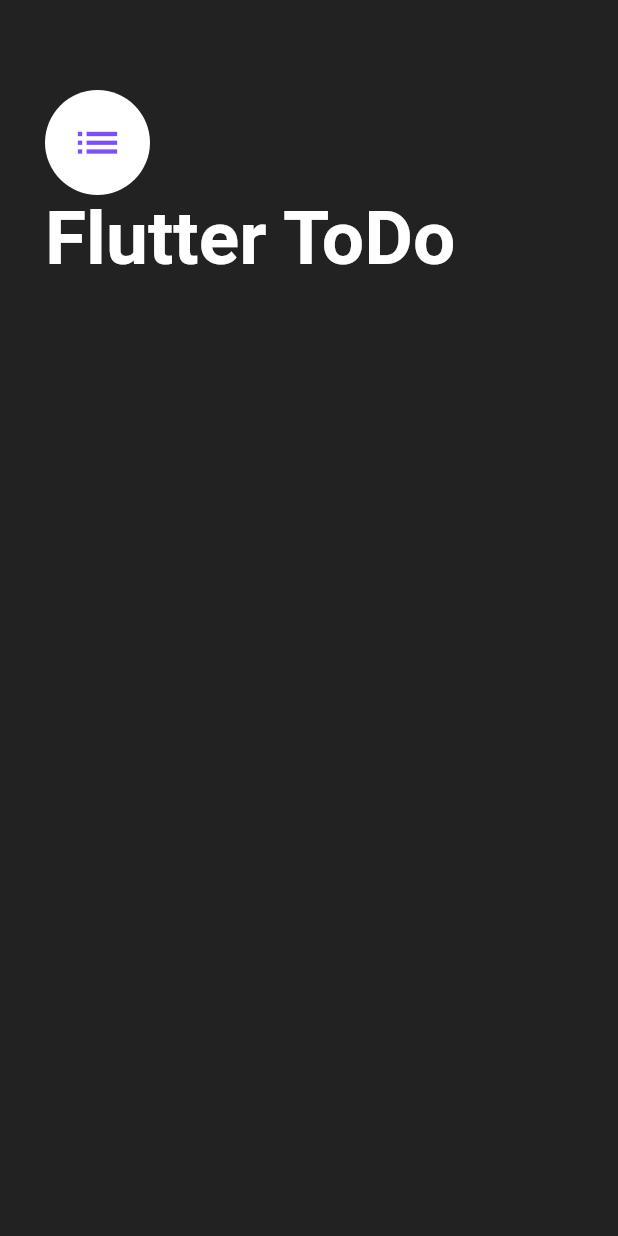
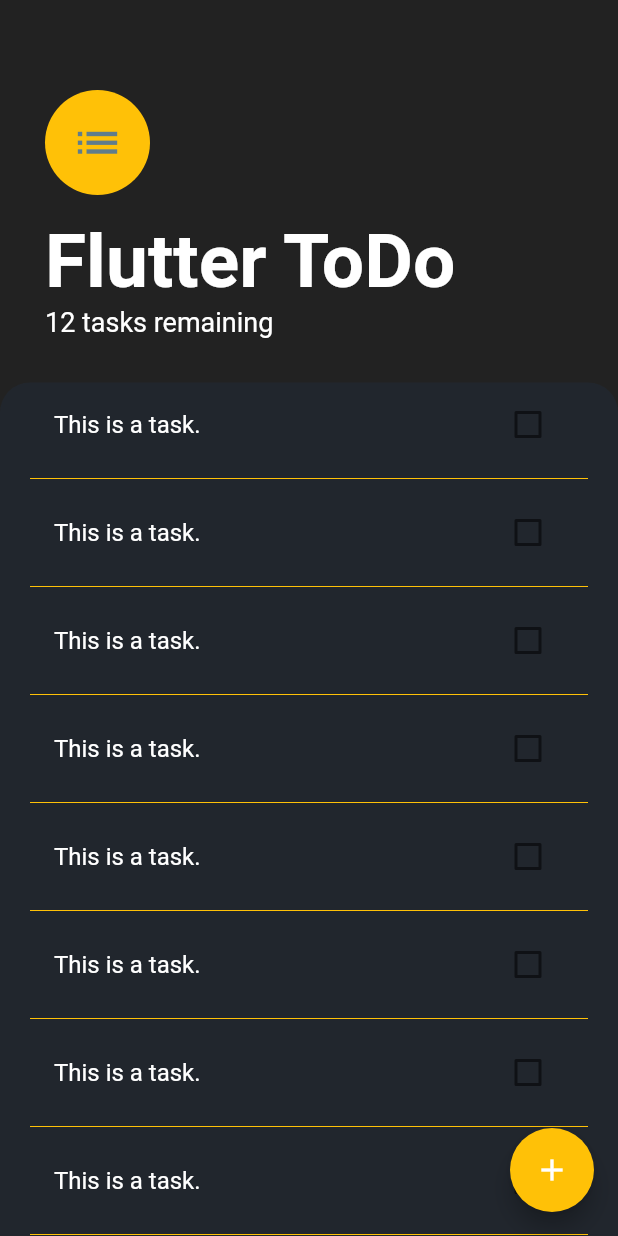
Before and after one commit to tlaw22/flutter_todo_listmaker, a Flutter app: the screen it shows after launch, on a phone screen of 412 x 824 dp. Run offline on Flutter 3.47's test engine with Material 2 defaults, Android fonts, the phone set to English and light mode, and no system bars; missing offline and left inert: dart:js_interop.

Commit message:
added bottompanel

```diff
--- a/lib/screens/task_screen.dart
+++ b/lib/screens/task_screen.dart
@@ -1,31 +1,83 @@
 import 'package:flutter/material.dart';
+import 'package:flutter_todo_listmaker/widgets/talk_list.dart';
+import 'package:flutter_todo_listmaker/screens/add_task_screen.dart';
 
 class TasksScreen extends StatelessWidget {
   const TasksScreen({super.key});
 
+  //top of class
   @override
   Widget build(BuildContext context) {
+    const bgColour = Color(0xFF21262D);
+    const highlightColour = Color(0xFFEB1555);
     return Scaffold(
       backgroundColor: Colors.black87,
-      body: Container(
-        padding:
-            EdgeInsets.only(top: 60.0, left: 30.0, right: 30.0, bottom: 30.0),
-        child: const Column(crossAxisAlignment: CrossAxisAlignment.start,
+      floatingActionButton: FloatingActionButton(
+        backgroundColor: Colors.amber,
+        child: Icon(Icons.add),
+        onPressed: () {
+          showModalBottomSheet(
+              context: context,
+              isScrollControlled: true,
+              builder: (context) => SingleChildScrollView(
+                      child: Container(
+                    padding: EdgeInsets.only(
+                        bottom: MediaQuery.of(context).viewInsets.bottom),
+                    child: AddTaskScreen(),
+                  )));
+        },
+      ),
+      body: Column(
+          crossAxisAlignment: CrossAxisAlignment.start,
+          children: <Widget>[
+            Container(
+              padding: EdgeInsets.only(
+                  top: 60.0, left: 30.0, right: 30.0, bottom: 30.0),
+              child: const Column(
+                crossAxisAlignment: CrossAxisAlignment.start,
                 children: <Widget>[
                   CircleAvatar(
-                backgroundColor: Colors.white, radius: 35.0,
-                child: Icon(Icons.list, size: 35, color: Colors.deepPurpleAccent,),),
-            Text('Flutter ToDo', style: TextStyle(
+                    backgroundColor: Colors.amber,
+                    radius: 35.0,
+                    child: Icon(
+                      Icons.list,
+                      size: 35,
+                      color: Colors.blueGrey,
+                    ),
+                  ),
+                  SizedBox(
+                    height: 15.0,
+                  ),
+                  Text(
+                    'Flutter ToDo',
+                    style: TextStyle(
                         color: Colors.white,
                         fontSize: 50.0,
-              fontWeight: FontWeight.w700
-            ),),
-            SizedBox(height: 15.0,
-
-            )
+                        fontWeight: FontWeight.w700),
+                  ),
+                  Text(
+                    '12 tasks remaining',
+                    style: TextStyle(
+                      color: Colors.white,
+                      fontSize: 18,
+                    ),
+                  ),
                 ],
               ),
             ),
+            Expanded(
+              child: Container(
+                padding: EdgeInsets.symmetric(horizontal: 20.0),
+                decoration: const BoxDecoration(
+                  color: bgColour,
+                  borderRadius: BorderRadius.only(
+                      topLeft: Radius.circular(20),
+                      topRight: Radius.circular(20)),
+                ),
+                child: TaskList(),
+              ),
+            ),
+          ]),
     );
   }
 }
--- /dev/null
+++ b/lib/widgets/talk_list.dart
@@ -0,0 +1,32 @@
+import 'package:flutter/material.dart';
+import 'package:flutter_todo_listmaker/widgets/task_tile.dart';
+
+class TaskList extends StatelessWidget {
+  const TaskList({
+    super.key,
+  });
+
+  @override
+  Widget build(BuildContext context) {
+    return ListView(
+      children: <Widget>[
+        TaskTile(),
+        const Divider(color: Colors.amber),
+        TaskTile(),
+        const Divider(color: Colors.amber),
+        TaskTile(),
+        const Divider(color: Colors.amber),
+        TaskTile(),
+        const Divider(color: Colors.amber),
+        TaskTile(),
+        const Divider(color: Colors.amber),
+        TaskTile(),
+        const Divider(color: Colors.amber),
+        TaskTile(),
+        const Divider(color: Colors.amber),
+        TaskTile(),
+        const Divider(color: Colors.amber),
+      ],
+    );
+  }
+}
--- /dev/null
+++ b/lib/widgets/task_tile.dart
@@ -0,0 +1,15 @@
+import 'package:flutter/material.dart';
+
+class TaskTile extends StatelessWidget {
+  @override
+  Widget build(BuildContext context) {
+    return ListTile(
+      textColor: Colors.white,
+      title: Text('This is a task.'),
+      trailing: Checkbox(
+        value: false,
+        onChanged: (bool? value) {},
+      ),
+    );
+  }
+}
```
Also changed, not shown: lib/screens/add_task_screen.dart (added, +59 -0 lines). Lines whose indentation alone changed are shown as unchanged.
